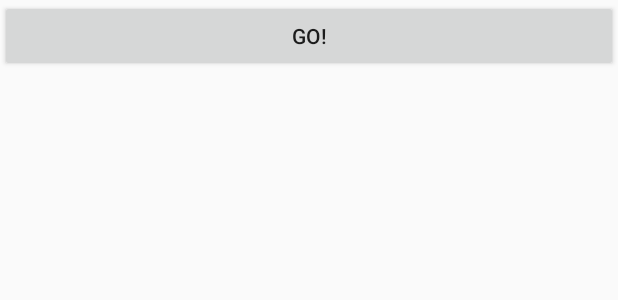
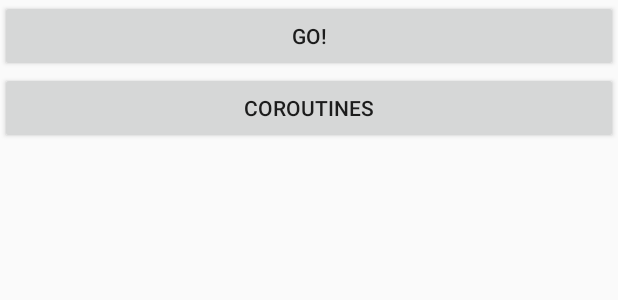
Before and after one commit to Kirchhoff-/Kotlin, an Android app: the layout a_other.xml on its own in the app's theme, with its tools: preview values and no code run, on a phone screen of 412 x 824 dp. Shown: the top 300 px of the screen. Run offline under Robolectric (Android 15) with nearby library versions, the phone set to English and light mode, and no system bars.

```diff
--- a/app/src/main/java/com/example/kirchhoff/kotlin/example/intent/OtherActivity.kt
+++ b/app/src/main/java/com/example/kirchhoff/kotlin/example/intent/OtherActivity.kt
@@ -3,6 +3,7 @@ package com.example.kirchhoff.kotlin.example.intent
 import android.app.Activity
 import android.content.Intent
 import android.os.Bundle
+import com.example.coroutines.CoroutinesActivity
 import com.example.kirchhoff.kotlin.R
 import kotlinx.android.synthetic.main.a_other.*
 
@@ -46,5 +47,9 @@ class OtherActivity : Activity() {
                 putExtra(INTENT_USER_ID, argument)
             }
         }
+
+        bCoroutines.setOnClickListener {
+            launchActivity<CoroutinesActivity>()
+        }
     }
 }
--- a/app/src/main/res/layout/a_other.xml
+++ b/app/src/main/res/layout/a_other.xml
@@ -12,4 +12,10 @@
         android:layout_gravity="center"
         android:text="GO!" />
 
+    <Button
+        android:id="@+id/bCoroutines"
+        android:layout_width="match_parent"
+        android:layout_height="wrap_content"
+        android:text="Coroutines"/>
+
 </LinearLayout>
--- /dev/null
+++ b/coroutines/src/main/res/layout/activity_coroutines.xml
@@ -0,0 +1,6 @@
+<?xml version="1.0" encoding="utf-8"?>
+<LinearLayout xmlns:android="http://schemas.android.com/apk/res/android"
+    android:orientation="vertical" android:layout_width="match_parent"
+    android:layout_height="match_parent">
+
+</LinearLayout>
```
Also changed, not shown: coroutines/src/main/AndroidManifest.xml (+7 -1 lines), coroutines/src/main/java/com/example/coroutines/CoroutinesActivity.kt (added, +13 -0 lines).
